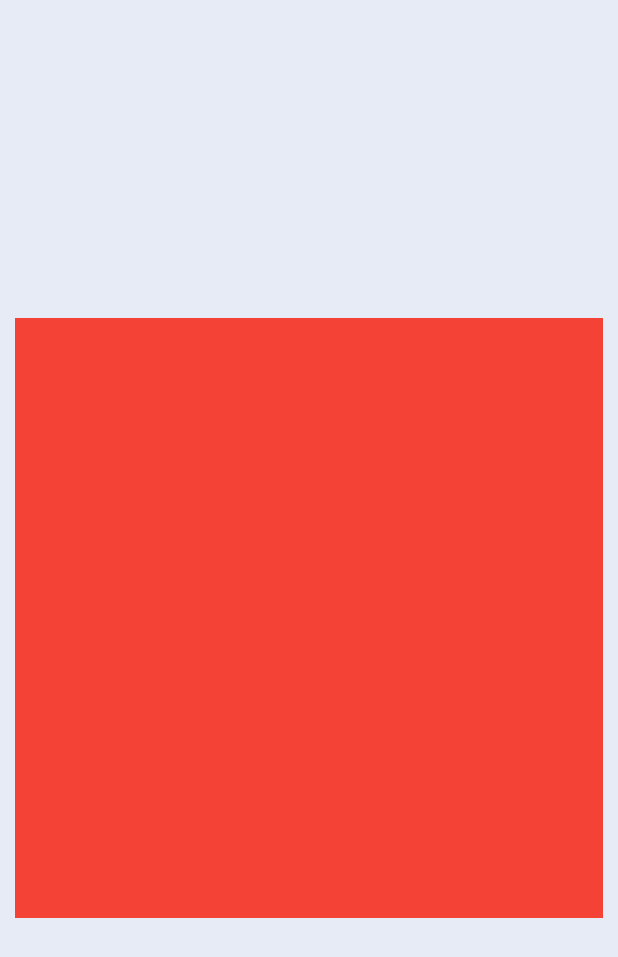
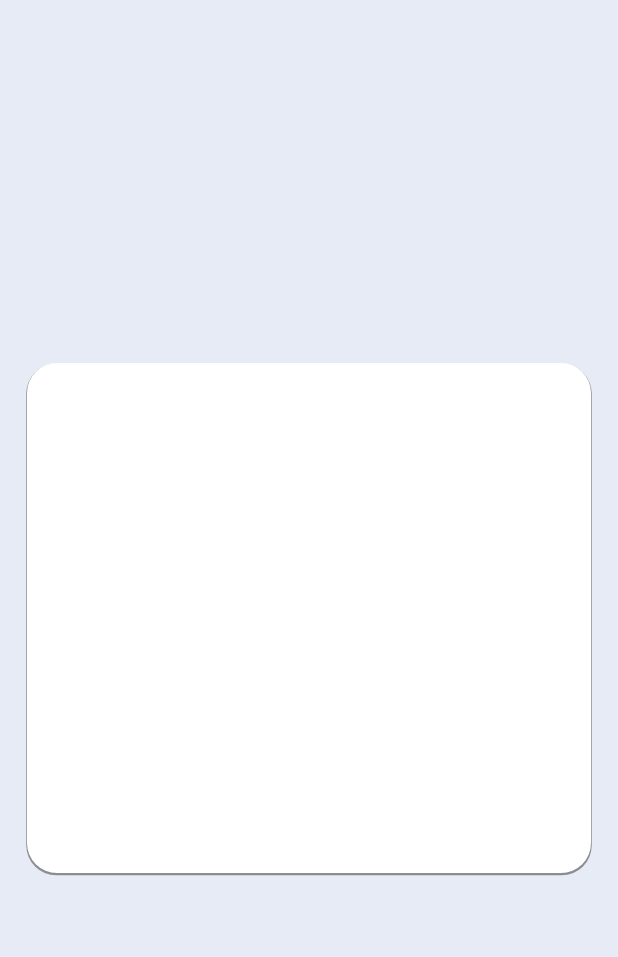
Before and after one commit to leonardopinho/fliper-flutter, a Flutter app: the screen it shows after launch, on a phone screen of 412 x 824 dp. Shown: the top 957 px of the screen. Run offline on Flutter 3.47's test engine with Material 2 defaults, Android fonts, the phone set to English and light mode, and no system bars; our stand-ins replace graphql; network calls fail.

Commit message:
card summary

```diff
--- /dev/null
+++ b/lib/components/widgets/card_summary.dart
@@ -0,0 +1,35 @@
+import 'package:fliper/app/utils/helper.dart';
+import 'package:fliper/providers/wealth_summary_provider.dart';
+import 'package:flutter/material.dart';
+import 'package:provider/provider.dart';
+
+class CardSummary extends StatefulWidget {
+  const CardSummary({Key key}) : super(key: key);
+
+  @override
+  _CardSummaryState createState() => _CardSummaryState();
+}
+
+class _CardSummaryState extends State<CardSummary> {
+  @override
+  Widget build(BuildContext context) {
+    final cardState = Provider.of<WealthSummaryProvider>(context).fetchData();
+    print(cardState);
+
+    return Container(
+      margin: const EdgeInsets.all(18.0),
+      height: 340,
+      decoration: BoxDecoration(
+        color: Colors.white,
+        borderRadius: BorderRadius.all(Radius.circular(20.0)),
+        boxShadow: [
+          BoxShadow(
+            color: Colors.black.withOpacity(0.4),
+            spreadRadius: 0.5,
+            offset: Offset(0, 1), // changes position of shadow
+          ),
+        ],
+      ),
+    );
+  }
+}
--- a/lib/config/graphql.dart
+++ b/lib/config/graphql.dart
@@ -1,15 +1,13 @@
 import 'package:fliper/config/constants.dart';
 import 'package:graphql/client.dart';
 
-class GraphQL{
+class GraphQL {
+  static GraphQLClient get instance => _getClient();
 
-  static GraphQLClient getClient(){
-    var httpLink = HttpLink(
-        Constants.endPoint,
-        defaultHeaders: {
-          "x-hasura-admin-secret": Constants.secret,
-        }
-    );
+  static GraphQLClient _getClient() {
+    var httpLink = HttpLink(Constants.endPoint, defaultHeaders: {
+      "x-hasura-admin-secret": Constants.secret,
+    });
 
     var authLink = AuthLink(
       getToken: () async => '$Constants.secret',
@@ -24,5 +22,4 @@ class GraphQL{
 
     return graphQLClient;
   }
-
 }
--- a/lib/providers/wealth_summary_provider.dart
+++ b/lib/providers/wealth_summary_provider.dart
@@ -7,7 +7,7 @@ class WealthSummaryProvider extends ChangeNotifier {
   var _client;
 
   WealthSummaryProvider() {
-    _client = GraphQL.getClient();
+    _client = GraphQL.instance;
   }
 
   // String get data => 'asd';
@@ -41,6 +41,7 @@ class WealthSummaryProvider extends ChangeNotifier {
     var queryOptions = QueryOptions(document: gql(query));
     result = await _client.query(queryOptions);
 
+    // TODO: work in loop
     if (result.isConcrete) {
       if (result.data != null) {
         var r = result.data['wealthSummary'];
--- a/lib/views/detail.dart
+++ b/lib/views/detail.dart
@@ -1,8 +1,6 @@
 import 'package:fliper/app/utils/color_utils.dart';
-import 'package:fliper/app/utils/helper.dart';
-import 'package:fliper/providers/wealth_summary_provider.dart';
+import 'package:fliper/components/widgets/card_summary.dart';
 import 'package:flutter/material.dart';
-import 'package:provider/provider.dart';
 
 class Detail extends StatefulWidget {
   const Detail({Key key}) : super(key: key);
@@ -14,22 +12,11 @@ class Detail extends StatefulWidget {
 class _DetailState extends State<Detail> {
   @override
   Widget build(BuildContext context) {
-    final appState = Provider.of<WealthSummaryProvider>(context).fetchData();
-    print(appState);
+
     return Scaffold(
         backgroundColor: ColorUtils.fromHex('#E7EBF5'),
-        body: Column(
-          mainAxisAlignment: MainAxisAlignment.center,
-          children: [
-            Padding(
-              padding: const EdgeInsets.all(10.0),
-              child: Container(
-                width: Helper.getDeviceWidth(context),
-                height: 400,
-                color: Colors.red,
-              ),
-            )
-          ],
+        body: Stack(
+          children: [Center(child: CardSummary())], //TODO: future builder
         ));
   }
 }
--- a/lib/views/splash.dart
+++ b/lib/views/splash.dart
@@ -30,7 +30,7 @@ class _SplashState extends State<Splash> {
     return Container(
         width: 150,
         height: 150,
-        color: ColorUtils.fromHex('#0074b1'),
+        color: ColorUtils.fromHex('#1A2644'),
         child: Column(
           mainAxisAlignment: MainAxisAlignment.center,
           mainAxisSize: MainAxisSize.min,
```
